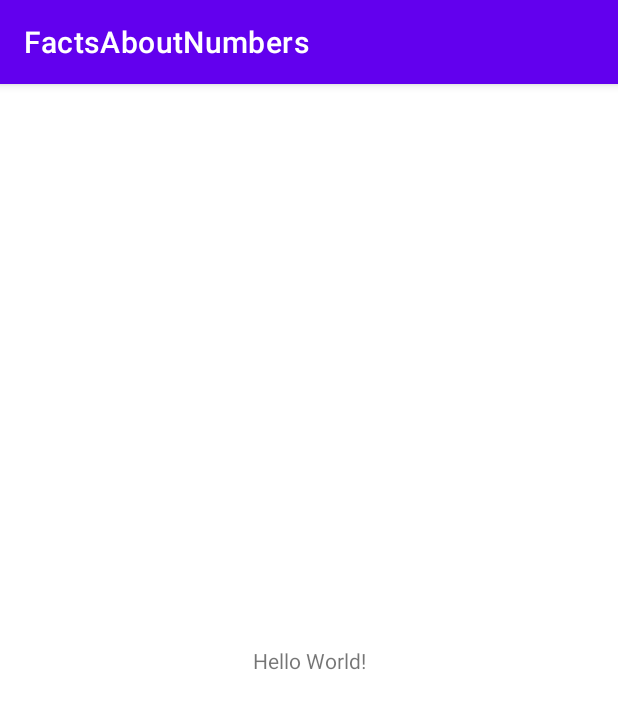
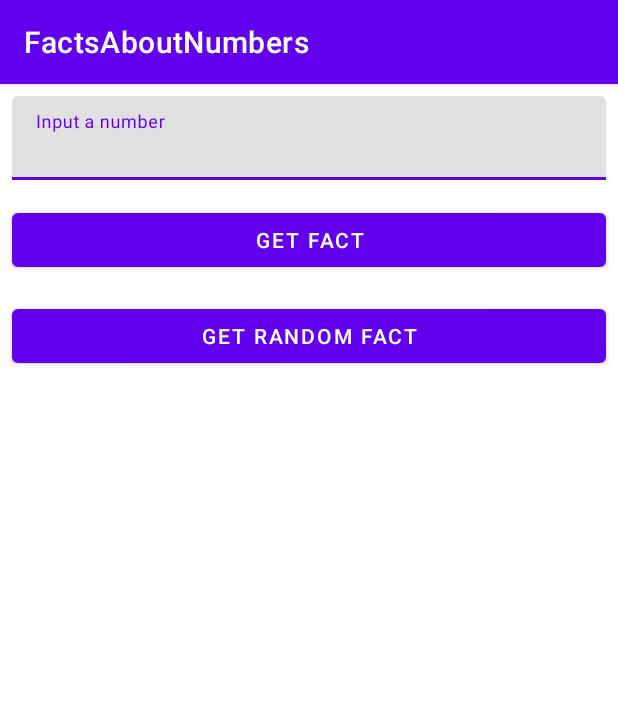
Before and after one commit to AndrewAfony/FactsAboutNumbers, an Android app: the screen it shows after launch (MainActivity), on a phone screen of 412 x 824 dp. Shown: the top 709 px of the screen. Run offline under Robolectric (Android 15) with nearby library versions, the phone set to English and light mode, and no system bars.

```diff
--- a/app/build.gradle
+++ b/app/build.gradle
@@ -5,12 +5,12 @@ plugins {
 
 android {
     namespace 'andrewafony.factsaboutnumbers.com'
-    compileSdk 32
+    compileSdk 33
 
     defaultConfig {
         applicationId "andrewafony.factsaboutnumbers.com"
         minSdk 21
-        targetSdk 32
+        targetSdk 33
         versionCode 1
         versionName "1.0"
 
--- a/app/src/main/AndroidManifest.xml
+++ b/app/src/main/AndroidManifest.xml
@@ -13,7 +13,7 @@
         android:theme="@style/Theme.FactsAboutNumbers"
         tools:targetApi="31">
         <activity
-            android:name=".MainActivity"
+            android:name=".main.presentation.MainActivity"
             android:exported="true">
             <intent-filter>
                 <action android:name="android.intent.action.MAIN" />
--- a/app/src/main/java/andrewafony/factsaboutnumbers/com/MainActivity.kt
+++ /dev/null
@@ -1,11 +0,0 @@
-package andrewafony.factsaboutnumbers.com
-
-import androidx.appcompat.app.AppCompatActivity
-import android.os.Bundle
-
-class MainActivity : AppCompatActivity() {
-    override fun onCreate(savedInstanceState: Bundle?) {
-        super.onCreate(savedInstanceState)
-        setContentView(R.layout.activity_main)
-    }
-}
--- /dev/null
+++ b/app/src/main/java/andrewafony/factsaboutnumbers/com/main/details/presentation/DetailsFragment.kt
@@ -0,0 +1,19 @@
+package andrewafony.factsaboutnumbers.com.main.details.presentation
+
+import andrewafony.factsaboutnumbers.com.R
+import android.os.Bundle
+import android.view.LayoutInflater
+import android.view.View
+import android.view.ViewGroup
+import androidx.fragment.app.Fragment
+
+class DetailsFragment: Fragment() {
+
+    override fun onCreateView(
+        inflater: LayoutInflater,
+        container: ViewGroup?,
+        savedInstanceState: Bundle?
+    ): View? {
+        return inflater.inflate(R.layout.fragment_details, container, false)
+    }
+}
--- /dev/null
+++ b/app/src/main/java/andrewafony/factsaboutnumbers/com/main/numbers/presentation/NumbersFragment.kt
@@ -0,0 +1,30 @@
+package andrewafony.factsaboutnumbers.com.main.numbers.presentation
+
+import andrewafony.factsaboutnumbers.com.R
+import android.os.Bundle
+import android.view.LayoutInflater
+import android.view.View
+import android.view.ViewGroup
+import androidx.fragment.app.Fragment
+
+class NumbersFragment : Fragment() {
+
+    override fun onCreateView(
+        inflater: LayoutInflater,
+        container: ViewGroup?,
+        savedInstanceState: Bundle?
+    ): View? {
+        return inflater.inflate(R.layout.fragment_numbers, container, false)
+    }
+
+    override fun onViewCreated(view: View, savedInstanceState: Bundle?) {
+        super.onViewCreated(view, savedInstanceState)
+
+        view.findViewById<View>(R.id.progressBar).visibility = View.GONE
+
+        view.findViewById<View>(R.id.buttonGetFact).setOnClickListener {
+
+        }
+
+    }
+}
--- /dev/null
+++ b/app/src/main/java/andrewafony/factsaboutnumbers/com/main/presentation/MainActivity.kt
@@ -0,0 +1,19 @@
+package andrewafony.factsaboutnumbers.com.main.presentation
+
+import andrewafony.factsaboutnumbers.com.R
+import andrewafony.factsaboutnumbers.com.main.numbers.presentation.NumbersFragment
+import androidx.appcompat.app.AppCompatActivity
+import android.os.Bundle
+
+class MainActivity : AppCompatActivity() {
+    override fun onCreate(savedInstanceState: Bundle?) {
+        super.onCreate(savedInstanceState)
+        setContentView(R.layout.activity_main)
+
+        if(savedInstanceState == null) {
+            supportFragmentManager.beginTransaction()
+                .replace(R.id.container, NumbersFragment())
+                .commit()
+        }
+    }
+}
--- a/app/src/main/res/layout/activity_main.xml
+++ b/app/src/main/res/layout/activity_main.xml
@@ -1,18 +1,5 @@
 <?xml version="1.0" encoding="utf-8"?>
-<androidx.constraintlayout.widget.ConstraintLayout xmlns:android="http://schemas.android.com/apk/res/android"
-    xmlns:app="http://schemas.android.com/apk/res-auto"
-    xmlns:tools="http://schemas.android.com/tools"
+<FrameLayout xmlns:android="http://schemas.android.com/apk/res/android"
+    android:id="@+id/container"
     android:layout_width="match_parent"
-    android:layout_height="match_parent"
-    tools:context=".MainActivity">
-
-    <TextView
-        android:layout_width="wrap_content"
-        android:layout_height="wrap_content"
-        android:text="Hello World!"
-        app:layout_constraintBottom_toBottomOf="parent"
-        app:layout_constraintEnd_toEndOf="parent"
-        app:layout_constraintStart_toStartOf="parent"
-        app:layout_constraintTop_toTopOf="parent" />
-
-</androidx.constraintlayout.widget.ConstraintLayout>
+    android:layout_height="match_parent" />
--- /dev/null
+++ b/app/src/main/res/layout/fragment_details.xml
@@ -0,0 +1,12 @@
+<?xml version="1.0" encoding="utf-8"?>
+<TextView xmlns:android="http://schemas.android.com/apk/res/android"
+    android:id="@+id/detailsTextView"
+    xmlns:tools="http://schemas.android.com/tools"
+    tools:text="Details of a number"
+    android:gravity="center_horizontal"
+    android:padding="@dimen/margin_small"
+    android:textAppearance="@style/TextAppearance.AppCompat.Title"
+    android:layout_width="match_parent"
+    android:layout_height="match_parent">
+
+</TextView>
--- /dev/null
+++ b/app/src/main/res/layout/fragment_numbers.xml
@@ -0,0 +1,48 @@
+<?xml version="1.0" encoding="utf-8"?>
+<LinearLayout xmlns:android="http://schemas.android.com/apk/res/android"
+    xmlns:tools="http://schemas.android.com/tools"
+    xmlns:app="http://schemas.android.com/apk/res-auto"
+    android:orientation="vertical"
+    android:layout_width="match_parent"
+    android:layout_height="match_parent">
+
+    <ProgressBar
+        android:id="@+id/progressBar"
+        android:layout_width="match_parent"
+        android:layout_height="match_parent"
+        tools:visibility="gone"
+        android:visibility="visible" />
+
+    <com.google.android.material.textfield.TextInputLayout
+        android:layout_width="match_parent"
+        android:layout_height="wrap_content"
+        android:layout_margin="@dimen/margin_small"
+        android:hint="@string/input_a_number">
+
+        <com.google.android.material.textfield.TextInputEditText
+            android:id="@+id/editText"
+            android:layout_width="match_parent"
+            android:layout_height="wrap_content"
+            android:inputType="number" />
+    </com.google.android.material.textfield.TextInputLayout>
+
+    <Button
+        android:id="@+id/buttonGetFact"
+        android:layout_width="match_parent"
+        android:layout_height="wrap_content"
+        android:layout_margin="@dimen/margin_small"
+        android:text="@string/get_fact" />
+
+    <Button
+        android:id="@+id/buttonGetRandomFact"
+        android:layout_width="match_parent"
+        android:layout_height="wrap_content"
+        android:layout_margin="@dimen/margin_small"
+        android:text="@string/get_random_fact" />
+
+    <androidx.recyclerview.widget.RecyclerView
+        android:id="@+id/rv_history"
+        android:layout_width="match_parent"
+        android:layout_height="match_parent"
+        app:layoutManager="androidx.recyclerview.widget.LinearLayoutManager" />
+</LinearLayout>
--- /dev/null
+++ b/app/src/main/res/values/dimens.xml
@@ -0,0 +1,5 @@
+<?xml version="1.0" encoding="utf-8"?>
+<resources>
+    <dimen name="margin_small">8dp</dimen>
+    <dimen name="margin_extra_small">4dp</dimen>
+</resources>
--- a/app/src/main/res/values/strings.xml
+++ b/app/src/main/res/values/strings.xml
@@ -1,3 +1,6 @@
 <resources>
     <string name="app_name">FactsAboutNumbers</string>
+    <string name="get_fact">Get fact</string>
+    <string name="get_random_fact">Get random fact</string>
+    <string name="input_a_number">Input a number</string>
 </resources>
```
